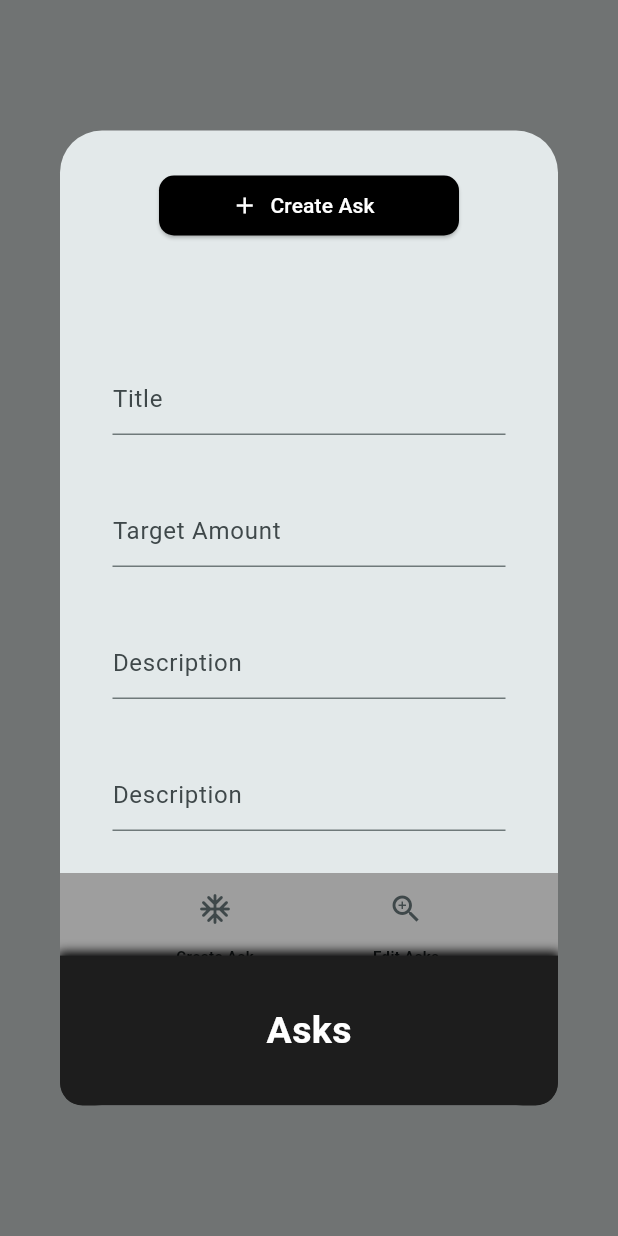
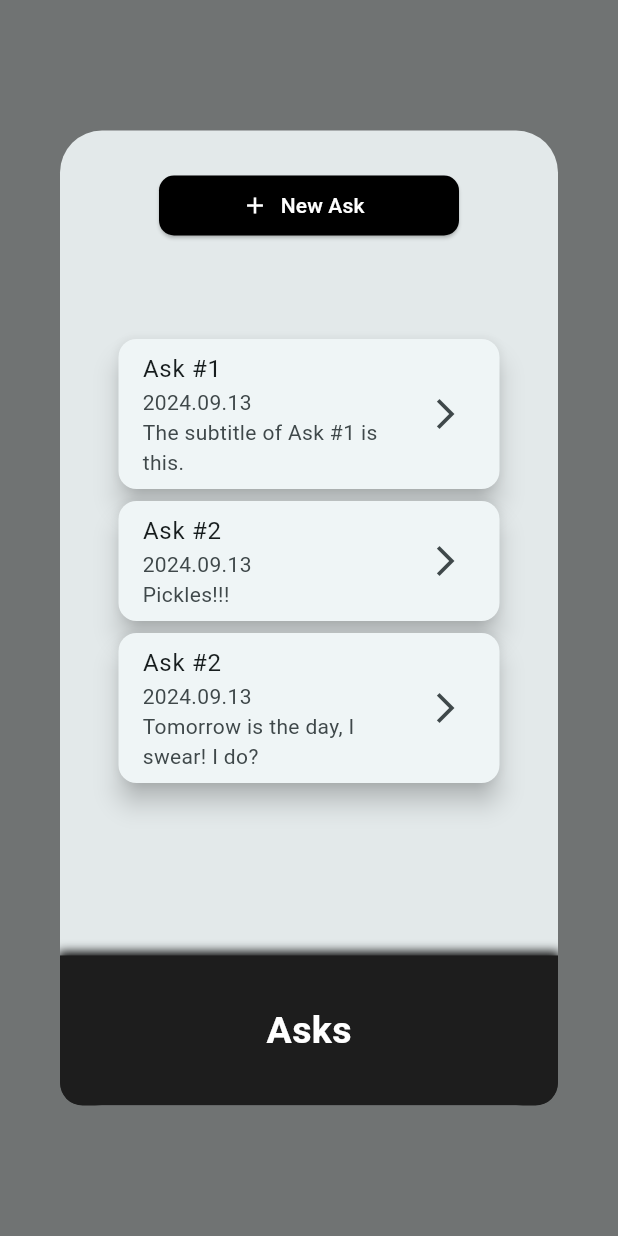
Before and after one commit to Ecanus/plural, a Flutter app: what createAskDialogBuilder() shows on an empty page, opened directly, on a phone screen of 412 x 824 dp. Run offline on Flutter 3.47's test engine with Material 3 defaults, Android fonts, the light colour scheme and no system bars; our stand-ins replace timeline_tile.

Commit message:
AppUser class in place. Beginning fake data implemenation.

```diff
--- a/plural_app/lib/src/app.dart
+++ b/plural_app/lib/src/app.dart
@@ -2,10 +2,16 @@ import 'package:flutter/material.dart';
 
 import 'package:provider/provider.dart';
 import 'package:timeline_tile/timeline_tile.dart';
-import 'package:english_words/english_words.dart';
+//import 'package:english_words/english_words.dart';
 
-// Features
+// Asks
 import 'package:plural_app/src/features/asks/presentation/ask_dialog.dart';
+
+// Authentication
+import 'package:plural_app/src/features/authentication/domain/app_user.dart';
+
+// Garden
+import 'package:plural_app/src/features/gardens/presentation/garden_header.dart';
 
 // Constants
 import 'package:plural_app/src/constants/app_sizes.dart';
@@ -32,22 +38,27 @@ class MyApp extends StatelessWidget {
 }
 
 class AppState extends ChangeNotifier {
-  var current = WordPair.random();
-  var favorites = <WordPair>[];
+  AppUser testUser = AppUser(
+    uid: "12345",
+    email: "user@test.com",
+    password: "testPASSWORD",
+    firstName: "Akosua",
+    lastName: "Dankye"
+  );
 
-  void getNext() {
-    current = WordPair.random();
-    notifyListeners();
-  }
+  // void getNext() {
+  //   current = WordPair.random();
+  //   notifyListeners();
+  // }
 
-  void toggleFavorite() {
-    if (favorites.contains(current)) {
-      favorites.remove(current);
-    } else {
-      favorites.add(current);
-    }
-    notifyListeners();
-  }
+  // void toggleFavorite() {
+  //   if (favorites.contains(current)) {
+  //     favorites.remove(current);
+  //   } else {
+  //     favorites.add(current);
+  //   }
+  //   notifyListeners();
+  // }
 }
 
 class AppHomePage extends StatelessWidget {
@@ -61,7 +72,7 @@ class AppHomePage extends StatelessWidget {
             Row(
               children: [
                 flex2,
-                AppHeader(),
+                GardenHeader(),
                 flex2,
               ],
             ),
@@ -78,37 +89,6 @@ class AppHomePage extends StatelessWidget {
           ],
         ),
       ),
-    );
-  }
-}
-
-class AppHeader extends StatelessWidget {
-  const AppHeader({
-    super.key,
-  });
-
-  @override
-  Widget build(BuildContext context) {
-    return Expanded(
-      flex: AppFlexes.f6,
-      child: Column(
-        children: [
-          Text(
-              "Hi, Dedie",
-              overflow: TextOverflow.ellipsis,
-              style: TextStyle(
-                fontWeight: FontWeight.bold,
-                fontSize: AppFontSizes.s25,
-              ),
-              textAlign: TextAlign.center,
-          ),
-          Text(
-              "2024.09.03",
-              overflow: TextOverflow.ellipsis,
-              textAlign: TextAlign.center,
-          ),
-        ],
-      )
     );
   }
 }
--- a/plural_app/lib/src/constants/strings.dart
+++ b/plural_app/lib/src/constants/strings.dart
@@ -1,4 +1,5 @@
 class Strings {
+  // Tooltips
   static const tooltipAddAsk = "Add Ask";
   static const tooltipAddGarden = "Add Garden";
   static const tooltipInvitations = "Invitations";
@@ -6,10 +7,17 @@ class Strings {
 
   // Ask Dialog
   static const asksViewTitle = "Asks";
+  static const askDialogNavButtonNew = "New Ask";
   static const askDialogNavButtonCreate = "Create Ask";
-  static const askDialogNavButtonEdit = "Edit Asks";
+  static const askDialogNavButtonEdit = "Edit Ask";
 
   static const hintTextTitle = "Title";
   static const hintTextTargetAmount = "Target Amount";
   static const hintTextDescription = "Description";
+
+  // Garden
+  static const gardenHeaderText1 = "Hi, ";
+
+  // Date Formatting
+  static const dateformatYMMdd = "y-MM-dd";
 }
--- a/plural_app/lib/src/features/asks/domain/ask.dart
+++ b/plural_app/lib/src/features/asks/domain/ask.dart
@@ -0,0 +1,19 @@
+class Ask {
+  const Ask({
+    required this.uid,
+    required this.title,
+    required this.description,
+    required this.creatorUID,
+    required this.deadlineDate,
+    required this.targetDonationSum,
+    required this.currentDonationSum,
+  });
+
+  final String uid;
+  final String creatorUID;
+  final String title;
+  final String description;
+  final String deadlineDate;
+  final String targetDonationSum;
+  final String currentDonationSum;
+}
--- a/plural_app/lib/src/features/asks/presentation/ask_dialog.dart
+++ b/plural_app/lib/src/features/asks/presentation/ask_dialog.dart
@@ -2,38 +2,326 @@ import 'package:flutter/material.dart';
 
 // Common Widgets
 import 'package:plural_app/src/common_widgets/app_dialog.dart';
-import 'package:plural_app/src/common_widgets/app_dialog_nav_bar.dart';
+import 'package:plural_app/src/common_widgets/app_text_form_field.dart';
 
 // Constants
 import 'package:plural_app/src/constants/app_sizes.dart';
 import 'package:plural_app/src/constants/strings.dart';
 import 'package:plural_app/src/constants/values.dart';
 
+enum ViewKey {
+  existingAsksList,
+  editAskForm,
+  createAskForm,
+}
+
 Future createAskDialogBuilder(BuildContext context) {
 
-  List<Widget> navButtons = [
-    AskDialogNavButton(
-      icon: Icon(Icons.ac_unit_rounded),
-      tooltip: Strings.askDialogNavButtonCreate,
-    ),
-    AskDialogNavButton(
-      icon: Icon(Icons.zoom_in),
-      tooltip: Strings.askDialogNavButtonEdit,
-    ),
-  ];
+  // List<Widget> navButtons = [
+  //   AskDialogNavButton(
+  //     icon: Icon(Icons.ac_unit_rounded),
+  //     tooltip: Strings.askDialogNavButtonCreate,
+  //   ),
+  //   AskDialogNavButton(
+  //     icon: Icon(Icons.zoom_in),
+  //     tooltip: Strings.askDialogNavButtonEdit,
+  //   ),
+  // ];
 
   return showDialog(
     context: context,
     builder: (BuildContext context) {
       return AppDialog(
         view: AskDialogView(),
-        viewNavBar: AppDialogNavBar(
-          navButtons: navButtons,
-        ),
         viewTitle: Strings.asksViewTitle
       );
     }
   );
+}
+
+class AskDialogView extends StatelessWidget {
+  final ValueNotifier<ViewKey> _viewKey = ValueNotifier<ViewKey>(ViewKey.existingAsksList);
+  final ValueNotifier<int> _askID = ValueNotifier<int>(0);
+
+  @override
+  Widget build(BuildContext context) {
+
+    void setViewKey(ViewKey newValue) {
+      print("Set View Key to $newValue");
+      _viewKey.value = newValue;
+    }
+
+    return ValueListenableBuilder(
+      valueListenable: _viewKey,
+      builder: (BuildContext context, ViewKey value, Widget? child) {
+        switch (value) {
+          case ViewKey.existingAsksList:
+            return AskDialogExistingAsksList(viewCallback: setViewKey,);
+          case ViewKey.editAskForm:
+            return AskDialogEditForm(viewCallback: setViewKey,);
+          case ViewKey.createAskForm:
+            return AskDialogCreateForm(viewCallback: setViewKey,);
+        }
+      },
+    );
+  }
+}
+
+class AskDialogViewHeader extends StatelessWidget {
+  const AskDialogViewHeader({
+    super.key,
+    required this.headerButton,
+  });
+
+  final Widget headerButton;
+
+  @override
+  Widget build(BuildContext context) {
+    return Container(
+      clipBehavior: Clip.antiAlias,
+      constraints: BoxConstraints.expand(
+        height: AppConstraints.c100,
+        width: AppConstraints.c800,
+      ),
+      decoration: BoxDecoration(
+        borderRadius: BorderRadius.only(
+          bottomRight: Radius.circular(AppBorderRadii.r15),
+          bottomLeft: Radius.circular(AppBorderRadii.r15),
+        ),
+      ),
+      child: Center(
+        child: headerButton
+      ),
+    );
+  }
+}
+
+class AskDialogViewHeaderButton extends StatelessWidget {
+  const AskDialogViewHeaderButton({
+    super.key,
+    required this.onPressed,
+    required this.icon,
+    required this.label,
+  });
+
+  final Function onPressed;
+  final Icon icon;
+  final String label;
+
+  @override
+  Widget build(BuildContext context) {
+    return SizedBox(
+      width: AppWidths.w200,
+      height: AppHeights.h40,
+      child: ElevatedButton.icon(
+        onPressed: () => onPressed(),
+        style: ElevatedButton.styleFrom(
+          foregroundColor: AppColors.secondaryColor,
+          backgroundColor: AppColors.onPrimaryColor,
+          shape: RoundedRectangleBorder(
+            borderRadius: BorderRadius.all(Radius.circular(AppBorderRadii.r10)),
+          ),
+        ),
+        icon: icon,
+        label: Text(label)
+      ),
+    );
+  }
+}
+
+class AskDialogCreateForm extends StatelessWidget {
+  const AskDialogCreateForm({
+    super.key,
+    required this.viewCallback,
+  });
+
+  final Function viewCallback;
+
+  @override
+  Widget build(BuildContext context) {
+
+    /// Validates create Ask form, saves form data, then returns to Existing Asks List.
+    void submitCreateAskForm() {
+      print("Validating CREATE Ask Form. ROUTING to existing asks list");
+
+      // Update the parent AskDialogView
+      viewCallback(ViewKey.existingAsksList);
+    }
+
+    final Widget headerButton = AskDialogViewHeaderButton(
+      onPressed: submitCreateAskForm,
+      icon: Icon(Icons.add),
+      label: Strings.askDialogNavButtonCreate
+    );
+
+    return Column(
+      children: [
+        AskDialogViewHeader(headerButton: headerButton),
+        Expanded(
+          child: ListView(
+            padding: const EdgeInsets.all(AppPaddings.p35),
+            children: [
+              Form(
+                child: Column(
+                  children: [
+                    AppTextFormField(hintText: Strings.hintTextTitle,),
+                    AppTextFormField(hintText: Strings.hintTextTargetAmount,),
+                    AppTextFormField(hintText: Strings.hintTextDescription,),
+                    AppTextFormField(hintText: Strings.hintTextDescription,),
+                    AppTextFormField(hintText: Strings.hintTextDescription,),
+                    AppTextFormField(hintText: Strings.hintTextDescription,),
+                    AppTextFormField(hintText: Strings.hintTextDescription,),
+                  ],
+                ),
+              ),
+            ]
+          ),
+        ),
+      ],
+    );
+  }
+}
+
+class AskDialogExistingAsksList extends StatelessWidget {
+  const AskDialogExistingAsksList({
+    super.key,
+    required this.viewCallback,
+  });
+
+  final Function viewCallback;
+
+  @override
+  Widget build(BuildContext context) {
+
+    void routeToCreateAskForm() {
+      print("ROUTING to the create Ask Form");
+
+      // Update the parent AskDialogView
+      viewCallback(ViewKey.createAskForm);
+    }
+
+    void routeToEditAskForm() {
+      print("ROUTING to the create Ask Form");
+
+      // Update the parent AskDialogView
+      viewCallback(ViewKey.createAskForm);
+    }
+
+    final Widget headerButton = AskDialogViewHeaderButton(
+      onPressed: routeToCreateAskForm,
+      icon: Icon(Icons.add),
+      label: Strings.askDialogNavButtonNew
+    );
+
+
+
+    return Column(
+      children: [
+      AskDialogViewHeader(headerButton: headerButton),
+        Expanded(
+          child: ListView(
+            padding: const EdgeInsets.all(AppPaddings.p35),
+            children: [
+              ExistingAskListTile(
+                title: "Ask #1",
+                subtitle: "2024.09.13\nThe subtitle of Ask #1 is this.",
+                viewCallback: viewCallback,
+              ),
+              ExistingAskListTile(
+                title: "Ask #2",
+                subtitle: "2024.09.13\nPickles!!!",
+                viewCallback: viewCallback,
+              ),
+              ExistingAskListTile(
+                title: "Ask #2",
+                subtitle: "2024.09.13\nTomorrow is the day, I swear! I do?",
+                viewCallback: viewCallback,
+              ),
+            ]
+          ),
+        ),
+      ],
+    );
+  }
+}
+
+class ExistingAskListTile extends StatelessWidget {
+  const ExistingAskListTile({
+    super.key,
+    required this.title,
+    required this.subtitle,
+    required this.viewCallback
+  });
+
+  final String title;
+  final String subtitle;
+  final Function viewCallback;
+
+  @override
+  Widget build(BuildContext context) {
+    return Card(
+      elevation: AppElevations.e7,
+      child: ListTile(
+        title: Text(title),
+        subtitle: Text(subtitle),
+        trailing: Icon(Icons.arrow_forward_ios),
+        onTap: () { viewCallback(ViewKey.editAskForm); },
+      ),
+    );
+  }
+}
+
+class AskDialogEditForm extends StatelessWidget {
+  const AskDialogEditForm({
+    super.key,
+    required this.viewCallback,
+  });
+
+  final Function viewCallback;
+
+  @override
+  Widget build(BuildContext context) {
+
+    /// Validates create Ask form, saves form data, then returns to Existing Asks List.
+    void submitUpdateAskForm() {
+      print("Validating EDIT Ask Form. ROUTING to exisiting asks list.");
+
+      // Update the parent AskDialogView
+      viewCallback(ViewKey.existingAsksList);
+    }
+
+    final Widget headerButton = AskDialogViewHeaderButton(
+      onPressed: submitUpdateAskForm,
+      icon: Icon(Icons.edit),
+      label: Strings.askDialogNavButtonEdit
+    );
+
+    return Column(
+      children: [
+        AskDialogViewHeader(headerButton: headerButton),
+        Expanded(
+          child: ListView(
+            padding: const EdgeInsets.all(AppPaddings.p35),
+            children: [
+              Form(
+                child: Column(
+                  children: [
+                    AppTextFormField(hintText: Strings.hintTextTitle,),
+                    AppTextFormField(hintText: Strings.hintTextTargetAmount,),
+                    AppTextFormField(hintText: Strings.hintTextDescription,),
+                    AppTextFormField(hintText: Strings.hintTextDescription,),
+                    AppTextFormField(hintText: Strings.hintTextDescription,),
+                    AppTextFormField(hintText: Strings.hintTextDescription,),
+                    AppTextFormField(hintText: Strings.hintTextDescription,),
+                  ],
+                ),
+              ),
+            ]
+          ),
+        ),
+      ],
+    );
+  }
 }
 
 class AskDialogNavButton extends StatelessWidget {
@@ -72,101 +360,3 @@ class AskDialogNavButton extends StatelessWidget {
     );
   }
 }
-
-class AskDialogView extends StatelessWidget {
-  final Widget submitButton = SizedBox(
-    width: AppWidths.w200,
-    height: AppHeights.h40,
-    child: ElevatedButton.icon(
-      onPressed: () {},
-      style: ElevatedButton.styleFrom(
-        foregroundColor: AppColors.secondaryColor,
-        backgroundColor: AppColors.onPrimaryColor,
-        shape: RoundedRectangleBorder(
-          borderRadius: BorderRadius.all(Radius.circular(AppBorderRadii.r10)),
-        ),
-      ),
-      icon: Icon(Icons.add),
-      label: Text("Create Ask")
-    ),
-  );
-
-  @override
-  Widget build(BuildContext context) {
-    return Column(
-      children: [
-        Container(
-          clipBehavior: Clip.antiAlias,
-          constraints: BoxConstraints.expand(
-            height: AppConstraints.c100,
-            width: AppConstraints.c800,
-          ),
-          decoration: BoxDecoration(
-            borderRadius: BorderRadius.only(
-              bottomRight: Radius.circular(AppBorderRadii.r15),
-              bottomLeft: Radius.circular(AppBorderRadii.r15),
-            ),
-          ),
-          child: Center(
-            child: submitButton
-          ),
-        ),
-        Expanded(
-          child: ListView(
-            padding: const EdgeInsets.all(AppPaddings.p35),
-            children: [
-              AskDialogForm(),
-            ],
-          ),
-        ),
-      ],
-    );
-  }
-}
-
-class AskDialogForm extends StatelessWidget {
-  const AskDialogForm({
-    super.key,
-  });
-
-  @override
-  Widget build(BuildContext context) {
-    return Form(
-      child: Column(
-        children: [
-          AppTextFormField(hintText: Strings.hintTextTitle,),
-          AppTextFormField(hintText: Strings.hintTextTargetAmount,),
-          AppTextFormField(hintText: Strings.hintTextDescription,),
-          AppTextFormField(hintText: Strings.hintTextDescription,),
-          AppTextFormField(hintText: Strings.hintTextDescription,),
-          AppTextFormField(hintText: Strings.hintTextDescription,),
-          AppTextFormField(hintText: Strings.hintTextDescription,),
-        ],
-      ),
-    );
-  }
-}
-
-class AppTextFormField extends StatelessWidget {
-  const AppTextFormField({
-    super.key,
-    required this.hintText,
-  });
-
-  final String hintText;
-
-  @override
-  Widget build(BuildContext context) {
-    return Container(
-      padding: EdgeInsets.only(
-        top: AppPaddings.p20,
-        bottom: AppPaddings.p20
-      ),
-      child: TextFormField(
-        decoration: InputDecoration(
-          hintText: hintText
-        ),
-      ),
-    );
-  }
-}
--- a/plural_app/lib/src/features/authentication/domain/app_user.dart
+++ b/plural_app/lib/src/features/authentication/domain/app_user.dart
@@ -0,0 +1,28 @@
+class AppUser {
+  const AppUser({
+    required this.uid,
+    required this.email,
+    required this.password,
+    required this.firstName,
+    required this.lastName,
+  });
+
+  final String uid;
+  final String email;
+  final String password;
+  final String firstName;
+  final String lastName;
+
+  @override
+  bool operator ==(Object other) {
+    if (identical(this, other)) return true;
+
+    return other is AppUser && other.uid == uid && other.email == email;
+  }
+
+  @override
+  int get hashCode => uid.hashCode ^ email.hashCode;
+
+  @override
+  String toString() => 'AppUser(uid: $uid, email: $email)';
+}
--- a/plural_app/pubspec.yaml
+++ b/plural_app/pubspec.yaml
@@ -15,6 +15,7 @@ dependencies:
   english_words: ^4.0.0
   provider: ^6.0.0
   timeline_tile: ^2.0.0
+  intl: ^0.19.0
 
 dev_dependencies:
   flutter_test:
```
Also changed, not shown: plural_app/lib/src/common_widgets/app_text_form_field.dart (added, +28 -0 lines), plural_app/lib/src/features/gardens/presentation/garden_clock.dart (added, +38 -0 lines), plural_app/lib/src/features/gardens/presentation/garden_header.dart (added, +39 -0 lines), plural_app/pubspec.lock.
